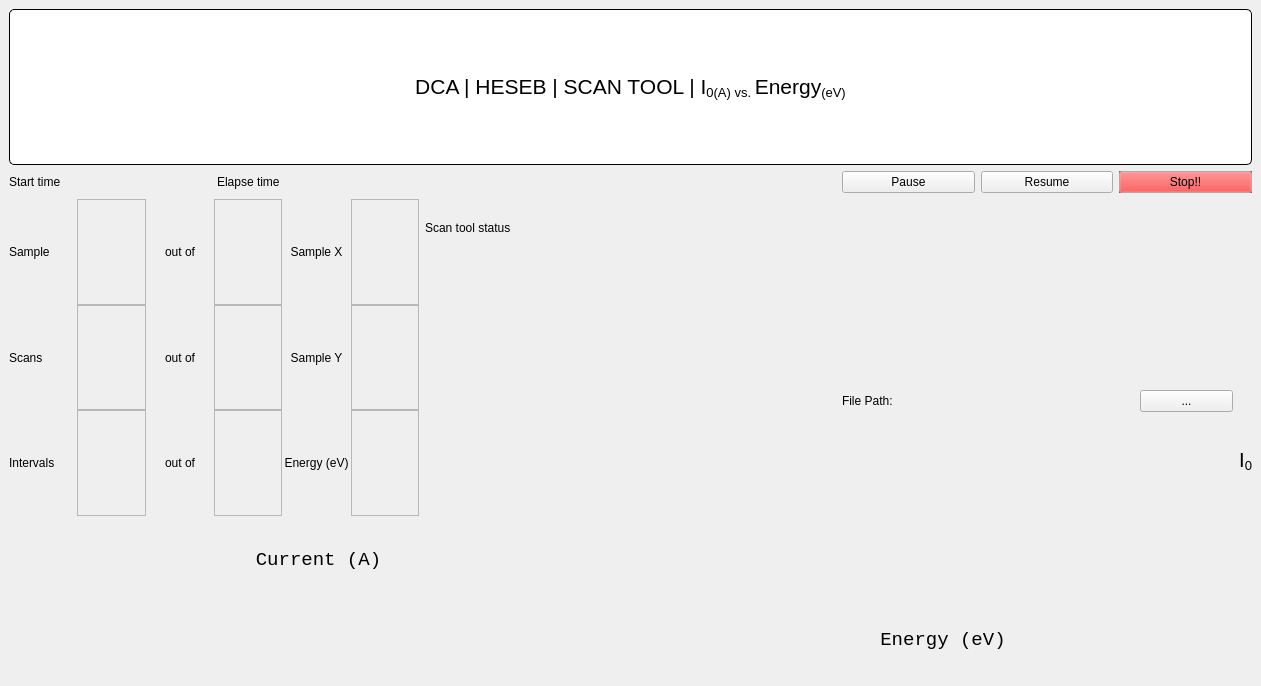
Before: the Qt Designer form ui/HESEB_ScanTool_I0/heseb_scantool_i0.ui in SESAME-Synchrotron/HESEBScanTool, drawn with Qt 5.
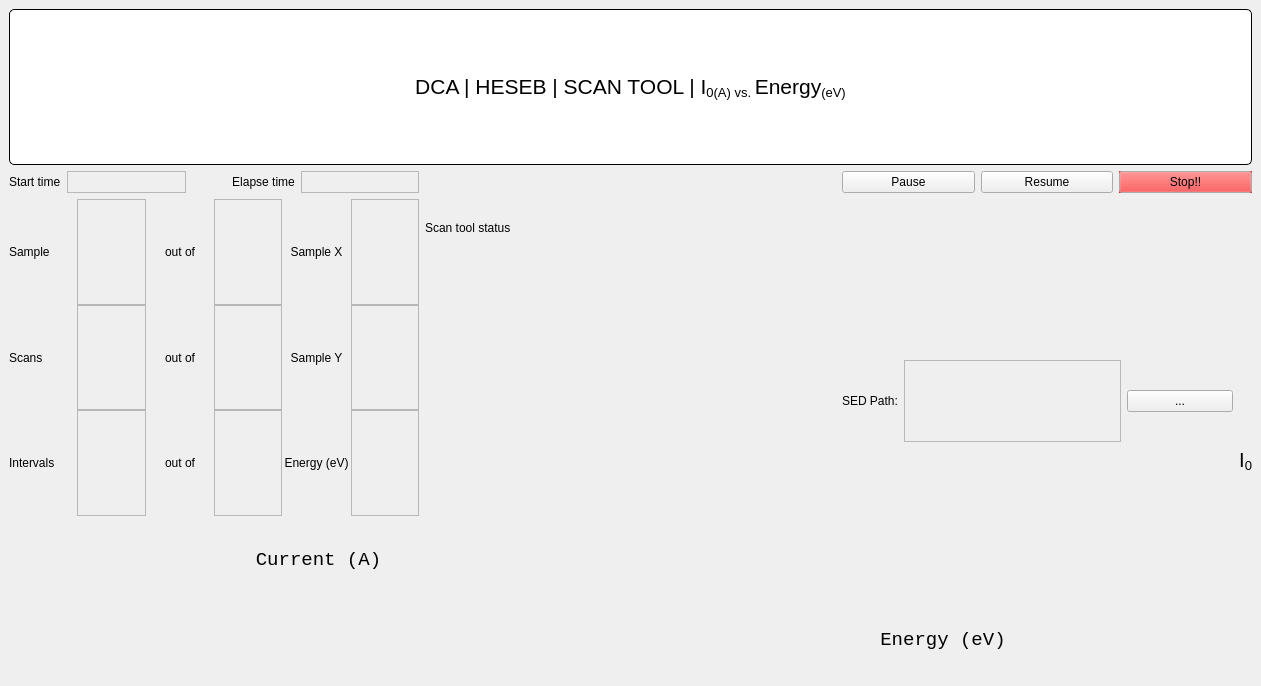
After: the same form once the commit is applied. Custom widgets are drawn as their Qt base class.

```diff
--- a/ui/HESEB_ScanTool_I0/heseb_scantool_i0.ui
+++ b/ui/HESEB_ScanTool_I0/heseb_scantool_i0.ui
@@ -78,31 +78,24 @@
         </property>
        </widget>
       </item>
-      <item row="2" column="0" rowspan="2">
-       <spacer name="horizontalSpacer_3">
-        <property name="orientation">
-         <enum>Qt::Horizontal</enum>
-        </property>
-        <property name="sizeType">
-         <enum>QSizePolicy::Maximum</enum>
-        </property>
-        <property name="sizeHint" stdset="0">
-         <size>
-          <width>50</width>
-          <height>20</height>
-         </size>
-        </property>
-       </spacer>
-      </item>
       <item row="0" column="0" rowspan="2">
        <widget class="QLabel" name="label_3">
+        <property name="sizePolicy">
+         <sizepolicy hsizetype="Fixed" vsizetype="Preferred">
+          <horstretch>0</horstretch>
+          <verstretch>0</verstretch>
+         </sizepolicy>
+        </property>
         <property name="text">
-         <string>File Path:</string>
+         <string>SED Path:</string>
         </property>
        </widget>
       </item>
       <item row="0" column="1" rowspan="2" colspan="2">
        <widget class="QELabel" name="qelabel_3">
+        <property name="frameShape">
+         <enum>QFrame::StyledPanel</enum>
+        </property>
         <property name="variable" stdset="0">
          <string>SCAN:PATH</string>
         </property>
@@ -435,34 +428,77 @@
     </item>
     <item row="1" column="0">
      <layout class="QGridLayout" name="gridLayout_2">
-      <item row="0" column="1">
-       <widget class="QELabel" name="qelabel_2">
-        <property name="variable" stdset="0">
-         <string>START:TIME:SCAN</string>
-        </property>
-       </widget>
-      </item>
-      <item row="0" column="3">
-       <widget class="QELabel" name="qelabel">
-        <property name="variable" stdset="0">
-         <string>ELAPSE:TIME:SCAN</string>
-        </property>
-       </widget>
-      </item>
       <item row="0" column="0">
        <widget class="QLabel" name="label">
+        <property name="sizePolicy">
+         <sizepolicy hsizetype="Fixed" vsizetype="Preferred">
+          <horstretch>0</horstretch>
+          <verstretch>0</verstretch>
+         </sizepolicy>
+        </property>
         <property name="text">
          <string>Start time</string>
         </property>
        </widget>
       </item>
-      <item row="0" column="2">
+      <item row="0" column="3">
        <widget class="QLabel" name="label_2">
+        <property name="sizePolicy">
+         <sizepolicy hsizetype="Fixed" vsizetype="Preferred">
+          <horstretch>0</horstretch>
+          <verstretch>0</verstretch>
+         </sizepolicy>
+        </property>
         <property name="text">
          <string>Elapse time</string>
         </property>
+        <property name="alignment">
+         <set>Qt::AlignCenter</set>
+        </property>
        </widget>
       </item>
+      <item row="0" column="4">
+       <widget class="QELabel" name="qelabel">
+        <property name="frameShape">
+         <enum>QFrame::StyledPanel</enum>
+        </property>
+        <property name="alignment">
+         <set>Qt::AlignCenter</set>
+        </property>
+        <property name="variable" stdset="0">
+         <string>ELAPSE:TIME:SCAN</string>
+        </property>
+       </widget>
+      </item>
+      <item row="0" column="1">
+       <widget class="QELabel" name="qelabel_2">
+        <property name="frameShape">
+         <enum>QFrame::StyledPanel</enum>
+        </property>
+        <property name="alignment">
+         <set>Qt::AlignCenter</set>
+        </property>
+        <property name="variable" stdset="0">
+         <string>START:TIME:SCAN</string>
+        </property>
+       </widget>
+      </item>
+      <item row="0" column="2">
+       <spacer name="horizontalSpacer">
+        <property name="orientation">
+         <enum>Qt::Horizontal</enum>
+        </property>
+        <property name="sizeType">
+         <enum>QSizePolicy::Fixed</enum>
+        </property>
+        <property name="sizeHint" stdset="0">
+         <size>
+          <width>40</width>
+          <height>20</height>
+         </size>
+        </property>
+       </spacer>
+      </item>
      </layout>
     </item>
     <item row="1" column="1" rowspan="3">
```
Left out of the diff: 4 changed lines with no effect on the pictures.
